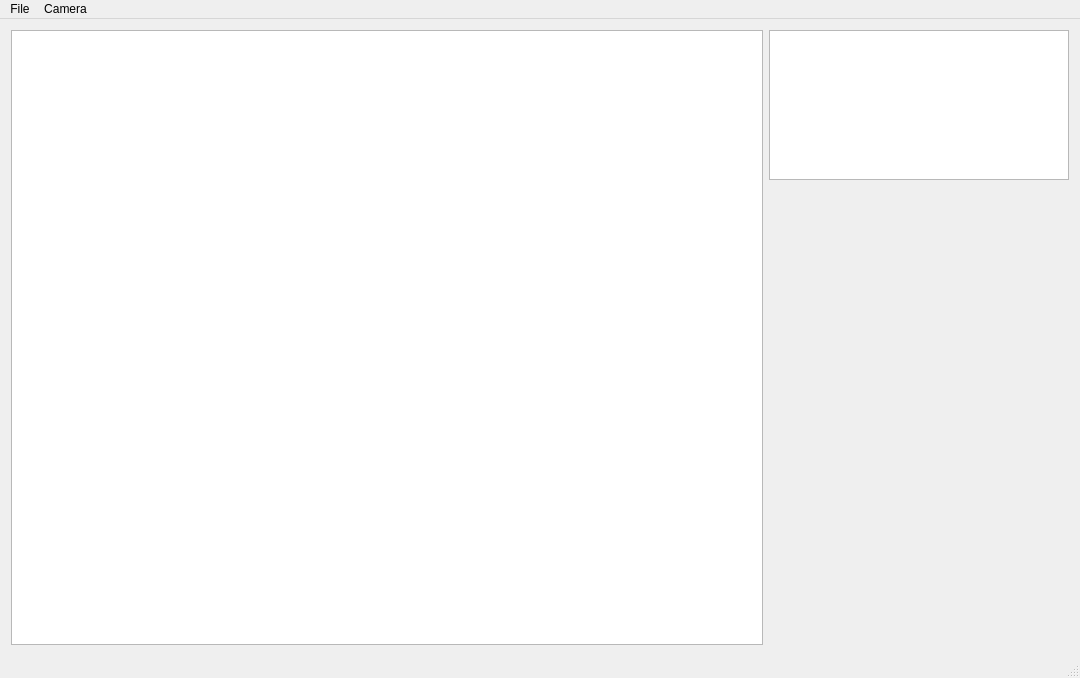
First picture: the form in ui/mickammainwindow.ui, repository elkinvg/MicKam, before the edit.
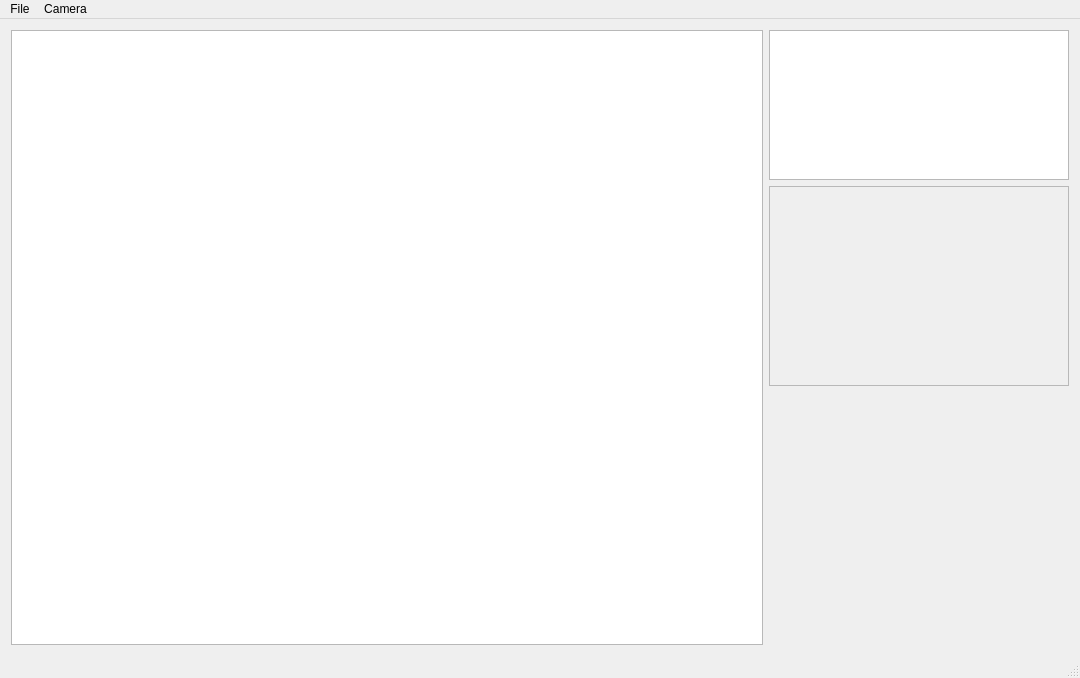
Second picture: the form after the edit.

```diff
--- a/ui/mickammainwindow.ui
+++ b/ui/mickammainwindow.ui
@@ -87,6 +87,22 @@
          </property>
         </widget>
        </item>
+       <item>
+        <widget class="QFrame" name="frame_for_tab">
+         <property name="minimumSize">
+          <size>
+           <width>0</width>
+           <height>200</height>
+          </size>
+         </property>
+         <property name="frameShape">
+          <enum>QFrame::StyledPanel</enum>
+         </property>
+         <property name="frameShadow">
+          <enum>QFrame::Raised</enum>
+         </property>
+        </widget>
+       </item>
        <item>
         <spacer name="verticalSpacer">
          <property name="orientation">
```
Left out of the diff: 14 changed lines with no effect on the pictures.
